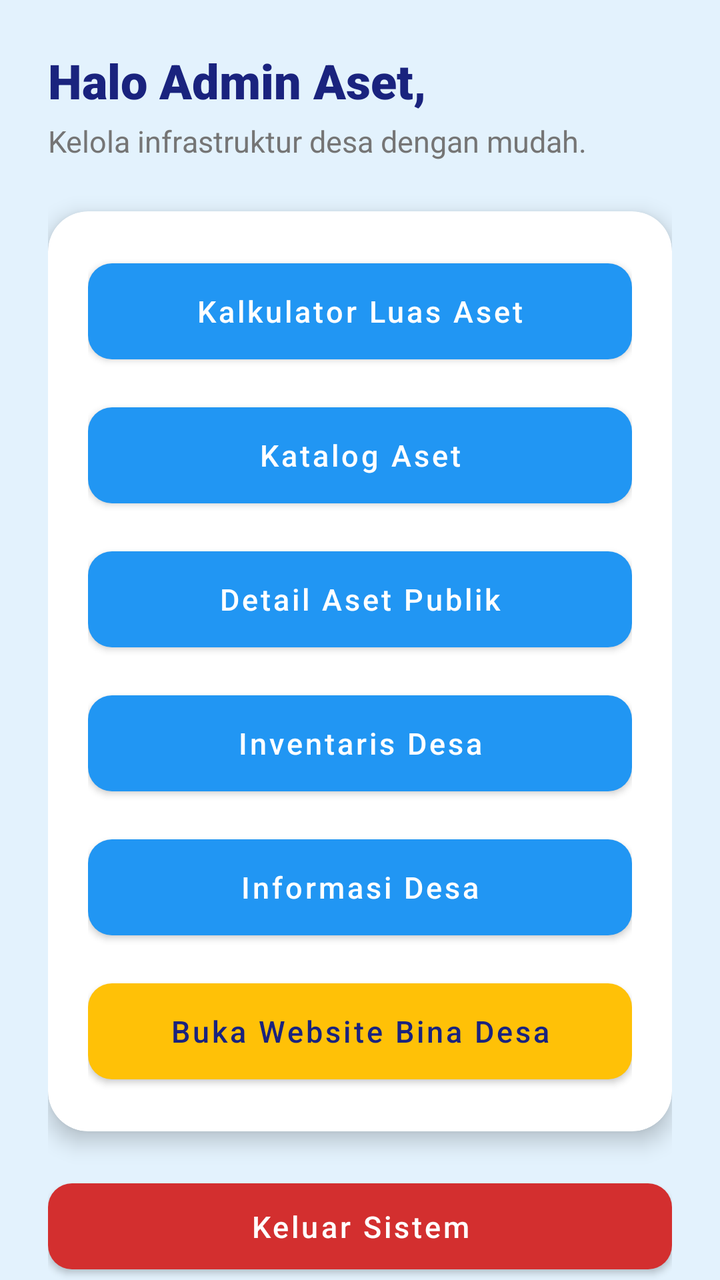
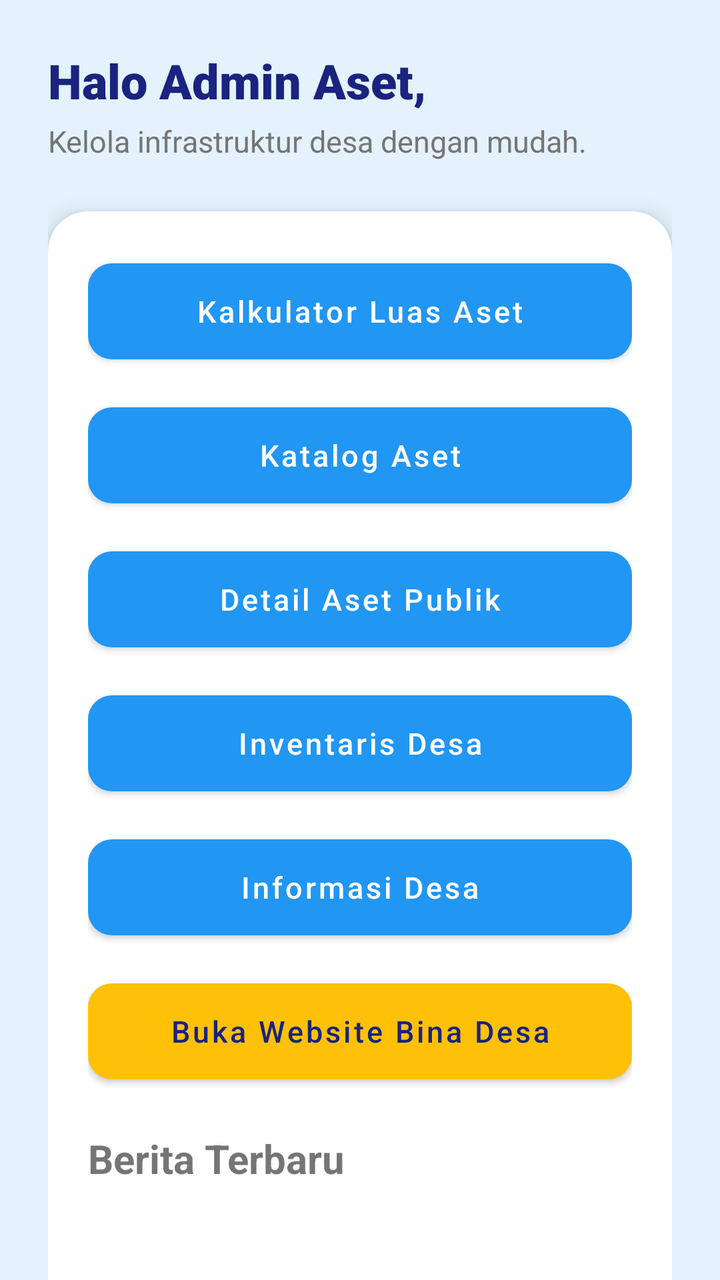

Two renders of the same Android screen: before a commit and after it. Below are the layout's source before the change and the commit's diff.
<!-- AndroidManifest.xml: application theme Theme.Nabilalmao -->
<!-- res/layout/fragment_home.xml -->
<?xml version="1.0" encoding="utf-8"?>
<RelativeLayout xmlns:android="http://schemas.android.com/apk/res/android"
    xmlns:app="http://schemas.android.com/apk/res-auto"
    android:layout_width="match_parent"
    android:layout_height="match_parent"
    android:background="@color/desa_blue_light">

    <ScrollView
        android:id="@+id/main_content"
        android:layout_width="match_parent"
        android:layout_height="match_parent"
        android:fillViewport="true"
        android:scrollbars="none">

        <LinearLayout
            android:layout_width="match_parent"
            android:layout_height="wrap_content"
            android:orientation="vertical"
            android:padding="24dp">

            

            <TextView
                android:id="@+id/tvWelcome"
                android:layout_width="wrap_content"
                android:layout_height="wrap_content"
                android:fontFamily="sans-serif-black"
                android:text="Halo Admin Aset,"
                android:textColor="@color/desa_blue_dark"
                android:textSize="24sp" />

            <TextView
                android:layout_width="wrap_content"
                android:layout_height="wrap_content"
                android:layout_marginTop="4dp"
                android:layout_marginBottom="25dp"
                android:text="Kelola infrastruktur desa dengan mudah."
                android:textColor="@color/text_secondary"
                android:textSize="15sp" />

            

            <androidx.cardview.widget.CardView
                android:layout_width="match_parent"
                android:layout_height="wrap_content"
                app:cardCornerRadius="20dp"
                app:cardElevation="6dp">

                <LinearLayout
                    android:layout_width="match_parent"
                    android:layout_height="wrap_content"
                    android:orientation="vertical"
                    android:padding="20dp">

                    <com.google.android.material.button.MaterialButton
                        android:id="@+id/btn1"
                        android:layout_width="match_parent"
                        android:layout_height="60dp"
                        android:layout_marginBottom="12dp"
                        android:text="Kalkulator Luas Aset"
                        android:textAllCaps="false"
                        android:textSize="15sp"
                        app:backgroundTint="@color/desa_blue_primary"
                        app:cornerRadius="12dp" />

                    <com.google.android.material.button.MaterialButton
                        android:id="@+id/btn2"
                        android:layout_width="match_parent"
                        android:layout_height="60dp"
                        android:layout_marginBottom="12dp"
                        android:text="Katalog Aset"
                        android:textAllCaps="false"
                        android:textSize="15sp"
                        app:backgroundTint="@color/desa_blue_primary"
                        app:cornerRadius="12dp" />

                    <com.google.android.material.button.MaterialButton
                        android:id="@+id/btnWelcome"
                        android:layout_width="match_parent"
                        android:layout_height="60dp"
                        android:layout_marginBottom="12dp"
                        android:text="Detail Aset Publik"
                        android:textAllCaps="false"
                        android:textSize="15sp"
                        app:backgroundTint="@color/desa_blue_primary"
                        app:cornerRadius="12dp" />

                    <com.google.android.material.button.MaterialButton
                        android:id="@+id/btnInventaris"
                        android:layout_width="match_parent"
                        android:layout_height="60dp"
                        android:layout_marginBottom="12dp"
                        android:text="Inventaris Desa"
                        android:textAllCaps="false"
                        android:textSize="15sp"
                        app:backgroundTint="@color/desa_blue_primary"
                        app:cornerRadius="12dp" />

                    <com.google.android.material.button.MaterialButton
                        android:id="@+id/btnInfoDesa"
                        android:layout_width="match_parent"
                        android:layout_height="60dp"
                        android:layout_marginBottom="12dp"
                        android:text="Informasi Desa"
                        android:textAllCaps="false"
                        android:textSize="15sp"
                        app:backgroundTint="@color/desa_blue_primary"
                        app:cornerRadius="12dp"/>

                    <com.google.android.material.button.MaterialButton
                        android:id="@+id/btn3"
                        android:layout_width="match_parent"
                        android:layout_height="60dp"
                        android:text="Buka Website Bina Desa"
                        android:textAllCaps="false"
                        android:textColor="@color/desa_blue_dark"
                        android:textSize="15sp"
                        app:backgroundTint="@color/desa_accent"
                        app:cornerRadius="12dp" />

                </LinearLayout>

            </androidx.cardview.widget.CardView>

            

            <com.google.android.material.button.MaterialButton
                android:id="@+id/btnLogout"
                android:layout_width="match_parent"
                android:layout_height="55dp"
                android:layout_marginTop="20dp"
                android:text="Keluar Sistem"
                android:textAllCaps="false"
                android:textSize="15sp"
                app:backgroundTint="#D32F2F"
                app:cornerRadius="12dp" />

        </LinearLayout>

    </ScrollView>

</RelativeLayout>
<!-- resources referenced by this layout -->
<resources>
  <color name="desa_accent">#FFC107</color>
  <color name="desa_blue_dark">#1A237E</color>
  <color name="desa_blue_light">#E3F2FD</color>
  <color name="desa_blue_primary">#2196F3</color>
  <color name="text_secondary">#757575</color>
  <style name="Theme.Nabilalmao" parent="Theme.MaterialComponents.DayNight.NoActionBar">
          <item name="colorPrimary">#7C3AED</item>
          <item name="colorPrimaryVariant">#4C1D95</item>
          <item name="colorOnPrimary">#FFFFFF</item>
          <item name="colorSecondary">#A855F7</item>
          <item name="colorOnSecondary">#FFFFFF</item>
      </style>
</resources>

<!-- the commit's change to res/layout/fragment_home.xml (unified diff, before → after) -->
@@ -117,6 +117,18 @@
                         android:textSize="15sp"
                         app:backgroundTint="@color/desa_accent"
                         app:cornerRadius="12dp" />
+                    <TextView
+                        android:layout_width="wrap_content"
+                        android:layout_height="wrap_content"
+                        android:text="Berita Terbaru"
+                        android:textStyle="bold"
+                        android:textSize="20sp"
+                        android:layout_marginTop="20dp"/>
+
+                    <androidx.recyclerview.widget.RecyclerView
+                        android:id="@+id/recyclerViewNews"
+                        android:layout_width="match_parent"
+                        android:layout_height="300dp"/>
 
                 </LinearLayout>
 
